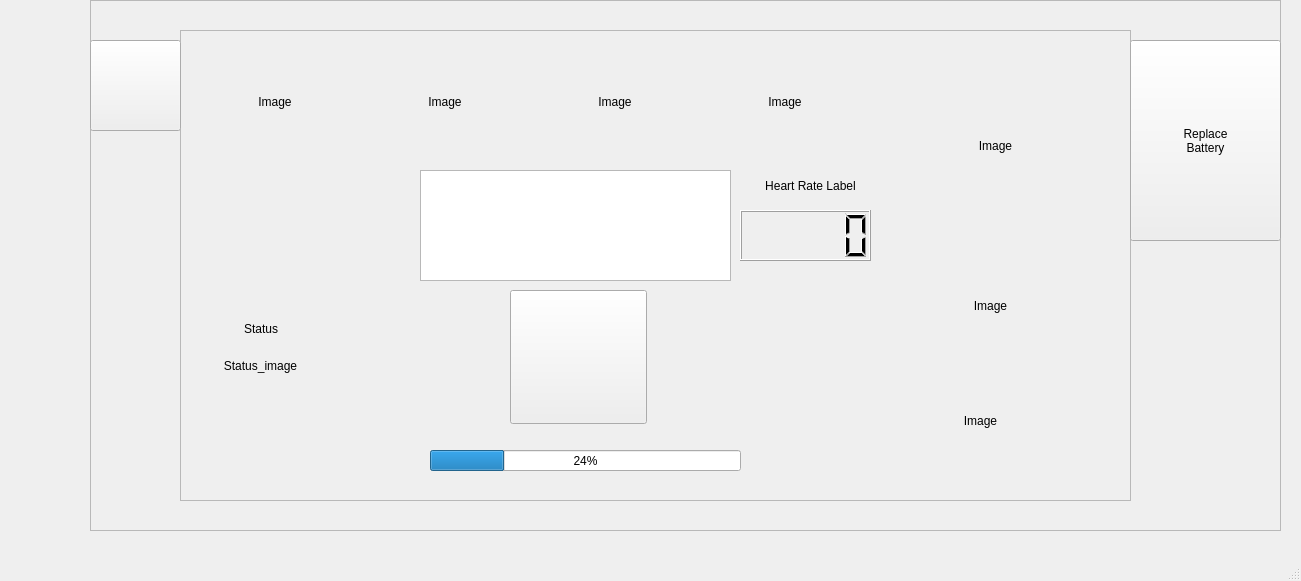
Old version of the form AED_Simulator/aedwindow.ui in the repository GrewalCreator/AED-Simulator.
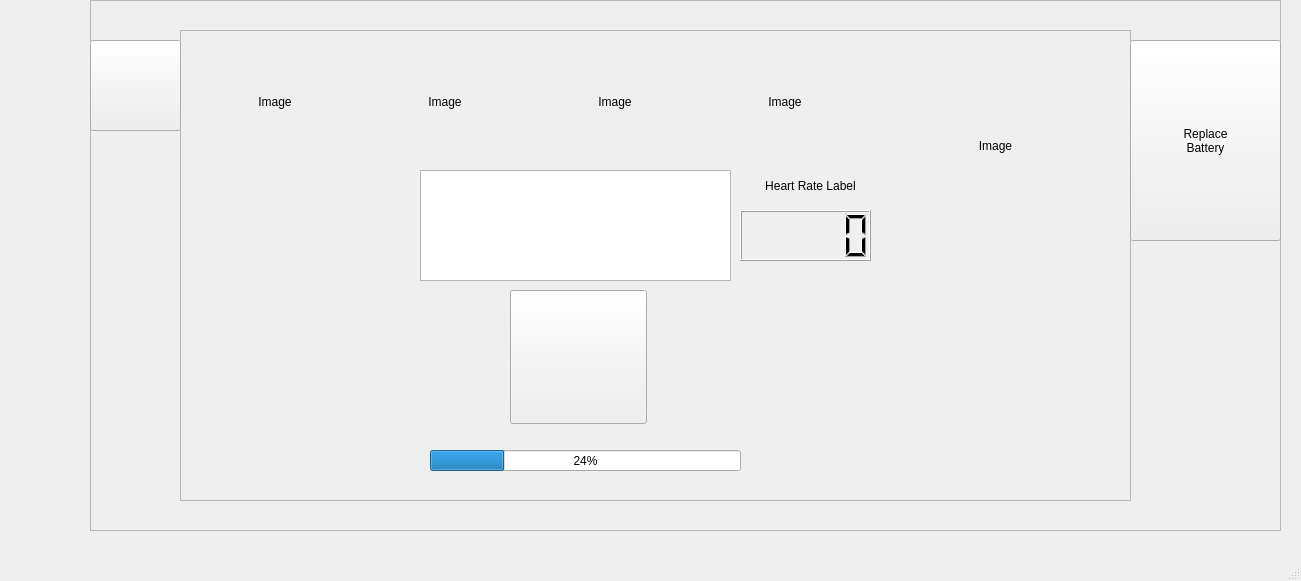
New version of the form.

What changed in the file:
```diff
--- a/AED_Simulator/aedwindow.ui
+++ b/AED_Simulator/aedwindow.ui
@@ -139,25 +139,6 @@
        <set>Qt::AlignCenter</set>
       </property>
      </widget>
-     <widget class="QLabel" name="step6_image">
-      <property name="geometry">
-       <rect>
-        <x>750</x>
-        <y>240</y>
-        <width>121</width>
-        <height>71</height>
-       </rect>
-      </property>
-      <property name="autoFillBackground">
-       <bool>true</bool>
-      </property>
-      <property name="text">
-       <string>Image</string>
-      </property>
-      <property name="alignment">
-       <set>Qt::AlignCenter</set>
-      </property>
-     </widget>
      <widget class="QTextBrowser" name="instruction_console">
       <property name="geometry">
        <rect>
@@ -207,57 +188,6 @@
        <string/>
       </property>
      </widget>
-     <widget class="QLabel" name="padsPlacement_image">
-      <property name="geometry">
-       <rect>
-        <x>700</x>
-        <y>340</y>
-        <width>201</width>
-        <height>101</height>
-       </rect>
-      </property>
-      <property name="autoFillBackground">
-       <bool>true</bool>
-      </property>
-      <property name="text">
-       <string>Image</string>
-      </property>
-      <property name="alignment">
-       <set>Qt::AlignCenter</set>
-      </property>
-     </widget>
-     <widget class="QLabel" name="status_label">
-      <property name="geometry">
-       <rect>
-        <x>50</x>
-        <y>290</y>
-        <width>62</width>
-        <height>17</height>
-       </rect>
-      </property>
-      <property name="text">
-       <string>Status</string>
-      </property>
-      <property name="alignment">
-       <set>Qt::AlignCenter</set>
-      </property>
-     </widget>
-     <widget class="QLabel" name="statusLight_image">
-      <property name="geometry">
-       <rect>
-        <x>20</x>
-        <y>320</y>
-        <width>121</width>
-        <height>31</height>
-       </rect>
-      </property>
-      <property name="text">
-       <string>Status_image</string>
-      </property>
-      <property name="alignment">
-       <set>Qt::AlignCenter</set>
-      </property>
-     </widget>
      <widget class="QProgressBar" name="batteryBar">
       <property name="geometry">
        <rect>
```
Left out of the diff: 2 changed lines with no effect on the pictures.
